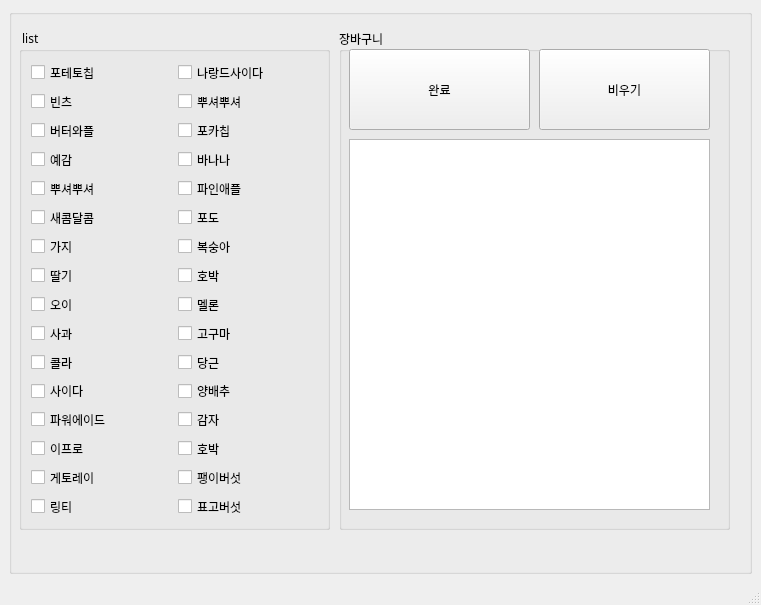
First picture: the form in UI_Multibot.ui, repository sarang9812/Multibot_UI_py, before the edit.
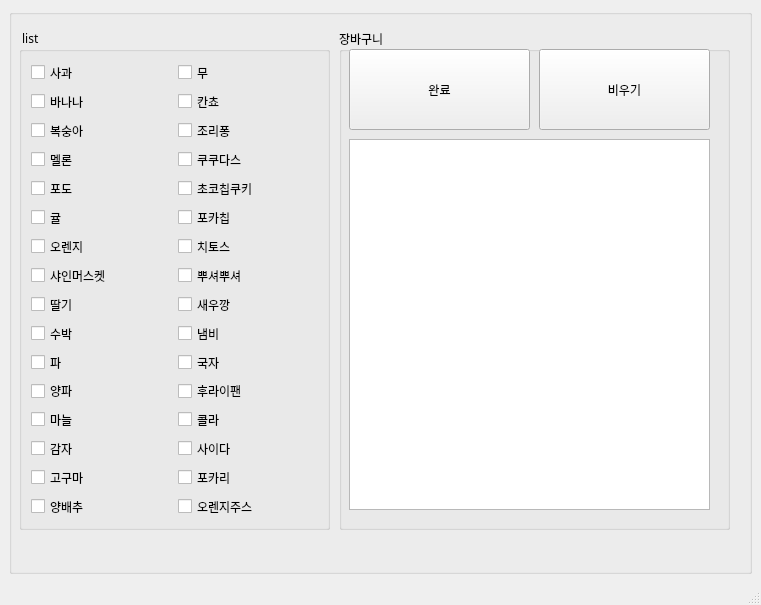
Second picture: the form after the edit.

The edit to the form file:
```diff
--- a/UI_Multibot.ui
+++ b/UI_Multibot.ui
@@ -57,224 +57,224 @@
         <item row="11" column="0">
          <widget class="QCheckBox" name="checkBox_9">
           <property name="text">
-           <string>오이</string>
+           <string>딸기</string>
           </property>
          </widget>
         </item>
         <item row="9" column="0">
          <widget class="QCheckBox" name="checkBox_7">
           <property name="text">
-           <string>가지</string>
+           <string>오렌지</string>
           </property>
          </widget>
         </item>
         <item row="2" column="0">
          <widget class="QCheckBox" name="checkBox_3">
           <property name="text">
-           <string>버터와플</string>
+           <string>복숭아</string>
           </property>
          </widget>
         </item>
         <item row="10" column="0">
          <widget class="QCheckBox" name="checkBox_8">
           <property name="text">
-           <string>딸기</string>
+           <string>샤인머스켓</string>
           </property>
          </widget>
         </item>
         <item row="18" column="0">
          <widget class="QCheckBox" name="checkBox_15">
           <property name="text">
-           <string>게토레이</string>
+           <string>고구마</string>
           </property>
          </widget>
         </item>
         <item row="1" column="1">
          <widget class="QCheckBox" name="checkBox_18">
           <property name="text">
-           <string>뿌셔뿌셔</string>
+           <string>칸쵸</string>
           </property>
          </widget>
         </item>
         <item row="1" column="0">
          <widget class="QCheckBox" name="checkBox_2">
           <property name="text">
-           <string>빈츠</string>
+           <string>바나나</string>
           </property>
          </widget>
         </item>
         <item row="0" column="0">
          <widget class="QCheckBox" name="checkBox_1">
           <property name="text">
-           <string>포테토칩</string>
+           <string>사과 </string>
           </property>
          </widget>
         </item>
         <item row="13" column="1">
          <widget class="QCheckBox" name="checkBox_26">
           <property name="text">
-           <string>고구마</string>
+           <string>냄비</string>
           </property>
          </widget>
         </item>
         <item row="15" column="0">
          <widget class="QCheckBox" name="checkBox_12">
           <property name="text">
-           <string>사이다</string>
+           <string>양파</string>
           </property>
          </widget>
         </item>
         <item row="13" column="0">
          <widget class="QCheckBox" name="checkBox_10">
           <property name="text">
-           <string>사과 </string>
+           <string>수박</string>
           </property>
          </widget>
         </item>
         <item row="0" column="1">
          <widget class="QCheckBox" name="checkBox_17">
           <property name="text">
-           <string>나랑드사이다</string>
+           <string>무</string>
           </property>
          </widget>
         </item>
         <item row="17" column="0">
          <widget class="QCheckBox" name="checkBox_14">
           <property name="text">
-           <string>이프로</string>
+           <string>감자</string>
           </property>
          </widget>
         </item>
         <item row="14" column="0">
          <widget class="QCheckBox" name="checkBox_11">
           <property name="text">
-           <string>콜라</string>
+           <string>파</string>
           </property>
          </widget>
         </item>
         <item row="5" column="1">
          <widget class="QCheckBox" name="checkBox_20">
           <property name="text">
-           <string>바나나</string>
+           <string>쿠쿠다스</string>
           </property>
          </widget>
         </item>
         <item row="2" column="1">
          <widget class="QCheckBox" name="checkBox_19">
           <property name="text">
-           <string>포카칩</string>
+           <string>조리퐁</string>
           </property>
          </widget>
         </item>
         <item row="7" column="0">
          <widget class="QCheckBox" name="checkBox_6">
           <property name="text">
-           <string>새콤달콤</string>
+           <string>귤</string>
           </property>
          </widget>
         </item>
         <item row="6" column="1">
          <widget class="QCheckBox" name="checkBox_21">
           <property name="text">
-           <string>파인애플</string>
+           <string>초코칩쿠키</string>
           </property>
          </widget>
         </item>
         <item row="5" column="0">
          <widget class="QCheckBox" name="checkBox_4">
           <property name="text">
-           <string>예감</string>
+           <string>멜론</string>
           </property>
          </widget>
         </item>
         <item row="6" column="0">
          <widget class="QCheckBox" name="checkBox_5">
           <property name="text">
-           <string>뿌셔뿌셔</string>
+           <string>포도</string>
           </property>
          </widget>
         </item>
         <item row="16" column="0">
          <widget class="QCheckBox" name="checkBox_13">
           <property name="text">
-           <string>파워에이드</string>
+           <string>마늘</string>
           </property>
          </widget>
         </item>
         <item row="19" column="0">
          <widget class="QCheckBox" name="checkBox_16">
           <property name="text">
-           <string>링티</string>
+           <string>양배추</string>
           </property>
          </widget>
         </item>
         <item row="9" column="1">
          <widget class="QCheckBox" name="checkBox_23">
           <property name="text">
-           <string>복숭아</string>
+           <string>치토스</string>
           </property>
          </widget>
         </item>
         <item row="7" column="1">
          <widget class="QCheckBox" name="checkBox_22">
           <property name="text">
-           <string>포도</string>
+           <string>포카칩</string>
           </property>
          </widget>
         </item>
         <item row="10" column="1">
          <widget class="QCheckBox" name="checkBox_24">
           <property name="text">
-           <string>호박</string>
+           <string>뿌셔뿌셔</string>
           </property>
          </widget>
         </item>
         <item row="11" column="1">
          <widget class="QCheckBox" name="checkBox_25">
           <property name="text">
-           <string>멜론</string>
+           <string>새우깡</string>
           </property>
          </widget>
         </item>
         <item row="14" column="1">
          <widget class="QCheckBox" name="checkBox_27">
           <property name="text">
-           <string>당근</string>
+           <string>국자</string>
           </property>
          </widget>
         </item>
         <item row="15" column="1">
          <widget class="QCheckBox" name="checkBox_28">
           <property name="text">
-           <string>양배추</string>
+           <string>후라이팬</string>
           </property>
          </widget>
         </item>
         <item row="16" column="1">
          <widget class="QCheckBox" name="checkBox_29">
           <property name="text">
-           <string>감자</string>
+           <string>콜라</string>
           </property>
          </widget>
         </item>
         <item row="17" column="1">
          <widget class="QCheckBox" name="checkBox_30">
           <property name="text">
-           <string>호박</string>
+           <string>사이다</string>
           </property>
          </widget>
         </item>
         <item row="18" column="1">
          <widget class="QCheckBox" name="checkBox_31">
           <property name="text">
-           <string>팽이버섯</string>
+           <string>포카리</string>
           </property>
          </widget>
         </item>
         <item row="19" column="1">
          <widget class="QCheckBox" name="checkBox_32">
           <property name="text">
-           <string>표고버섯</string>
+           <string>오렌지주스</string>
           </property>
          </widget>
         </item>
```
Left out of the diff: 14 changed lines with no effect on the pictures.
